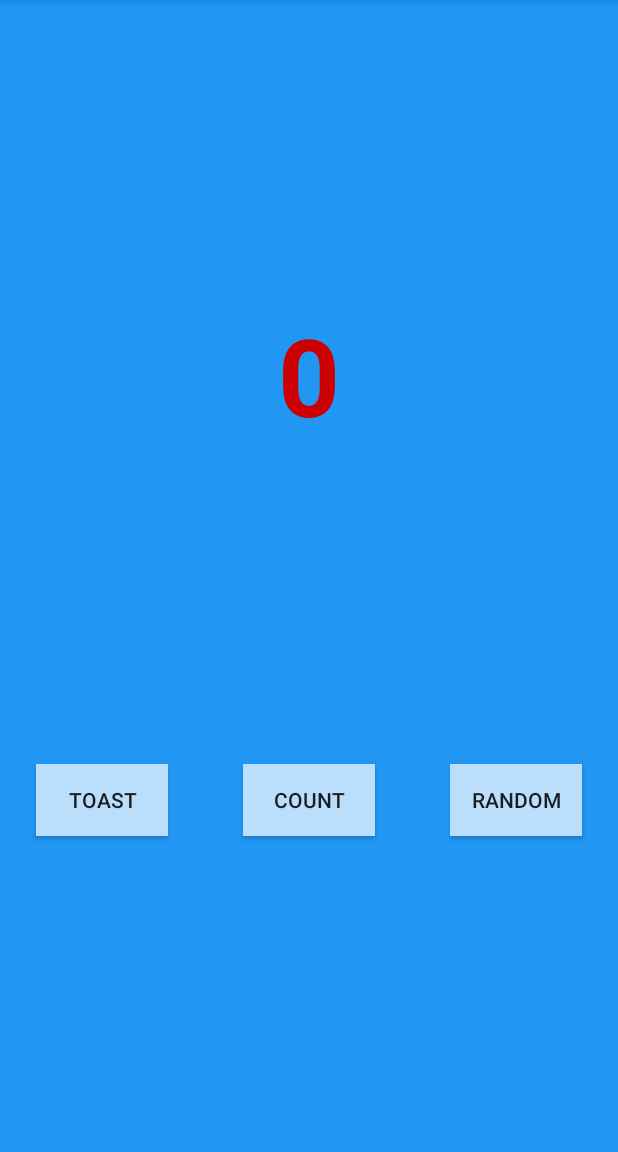
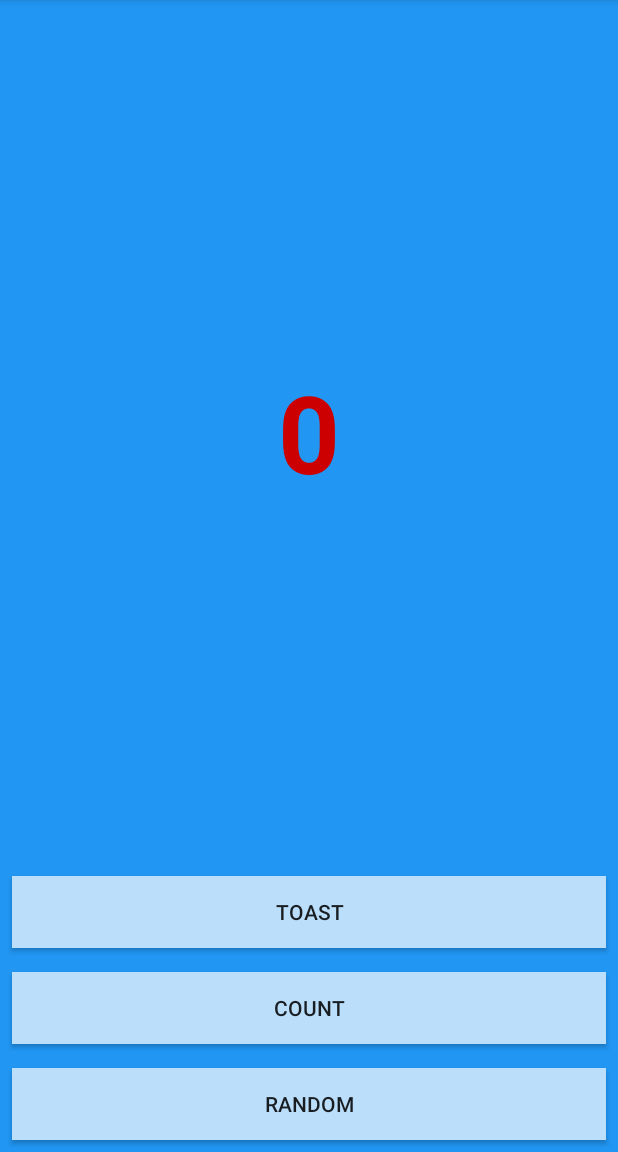
Before and after one commit to funnymania/wakeMeUpin..., an Android app: the screen it shows after launch (MainActivity), on a phone screen of 412 x 824 dp, the part 84-1236 px from its top. Run offline under Robolectric (Android 15) with nearby library versions, the phone set to English and light mode, and no system bars.

Commit message:
Update to linearview

```diff
--- a/app/src/main/res/layout/activity_main.xml
+++ b/app/src/main/res/layout/activity_main.xml
@@ -1,51 +1,54 @@
 <?xml version="1.0" encoding="utf-8"?>
-<android.support.constraint.ConstraintLayout
+<LinearLayout
         xmlns:android="http://schemas.android.com/apk/res/android"
         xmlns:tools="http://schemas.android.com/tools"
         xmlns:app="http://schemas.android.com/apk/res-auto"
         android:layout_width="match_parent"
         android:layout_height="match_parent"
+        android:orientation="vertical"
         tools:context=".MainActivity"
         android:background="@color/screenBackground"
         >
 
     <TextView
-            android:layout_width="wrap_content"
+            android:layout_width="match_parent"
             android:layout_height="wrap_content"
+            android:layout_weight="1"
             android:text="@string/hello_world_text"
-            app:layout_constraintBottom_toBottomOf="parent"
-            app:layout_constraintLeft_toLeftOf="parent"
-            app:layout_constraintRight_toRightOf="parent"
-            app:layout_constraintTop_toTopOf="parent"
             app:fontFamily="sans-serif"
             android:textSize="72sp"
             android:textAllCaps="false"
             android:textColor="@android:color/holo_red_dark"
             android:textStyle="bold"
+            android:textAlignment="center"
             android:id="@+id/textView"
             app:layout_constraintHorizontal_bias="0.5"
             app:layout_constraintVertical_bias="0.3"
+            android:gravity="center_vertical"
             />
 
     <Button
             android:text="Toast"
-            android:layout_width="wrap_content"
+            android:layout_width="match_parent"
             android:layout_height="wrap_content"
             android:id="@+id/toast_button"
             android:layout_marginTop="8dp"
             android:background="@color/buttonBackground"
             android:onClick="toastMe"
             app:layout_constraintTop_toBottomOf="@+id/textView"
+            app:layout_constraintTop_toTopOf="parent"
             app:layout_constraintStart_toStartOf="parent"
-            android:layout_marginLeft="24dp"
-            android:layout_marginStart="24dp"
+            app:layout_constraintEnd_toEndOf="parent"
+            android:layout_marginLeft="8dp"
+            android:layout_marginStart="8dp"
+            android:layout_marginEnd="8dp"
             android:layout_marginBottom="8dp"
             app:layout_constraintBottom_toBottomOf="parent"
             />
 
     <Button
             android:text="Count"
-            android:layout_width="wrap_content"
+            android:layout_width="match_parent"
             android:layout_height="wrap_content"
             android:id="@+id/count_button"
             android:background="@color/buttonBackground"
@@ -64,7 +67,7 @@
 
     <Button
             android:text="Random"
-            android:layout_width="wrap_content"
+            android:layout_width="match_parent"
             android:layout_height="wrap_content"
             android:id="@+id/random_button"
             android:layout_marginTop="8dp"
@@ -72,7 +75,8 @@
             android:onClick="randomMe"
             app:layout_constraintTop_toBottomOf="@+id/textView"
             app:layout_constraintEnd_toEndOf="parent"
-            android:layout_marginEnd="24dp"
+            android:layout_marginEnd="8dp"
+            android:layout_marginStart="8dp"
             android:layout_marginBottom="8dp"
             app:layout_constraintBottom_toBottomOf="parent"
             android:layout_marginRight="24dp"
@@ -80,4 +84,4 @@
 
 
 
-</android.support.constraint.ConstraintLayout>
+</LinearLayout>
```
